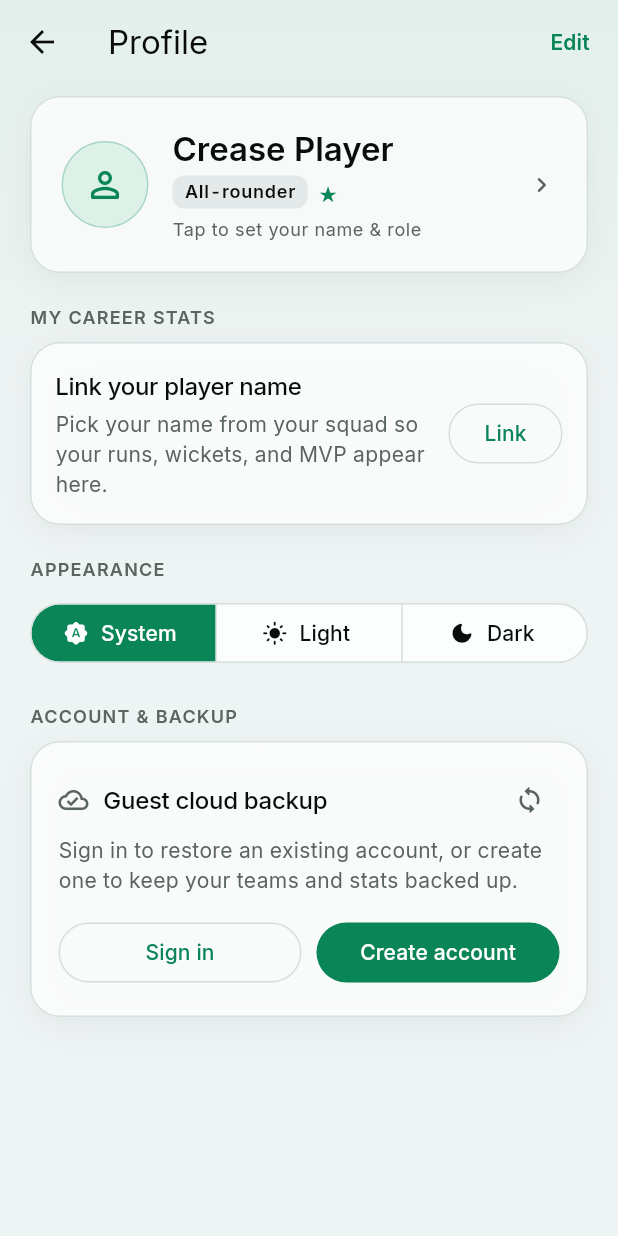
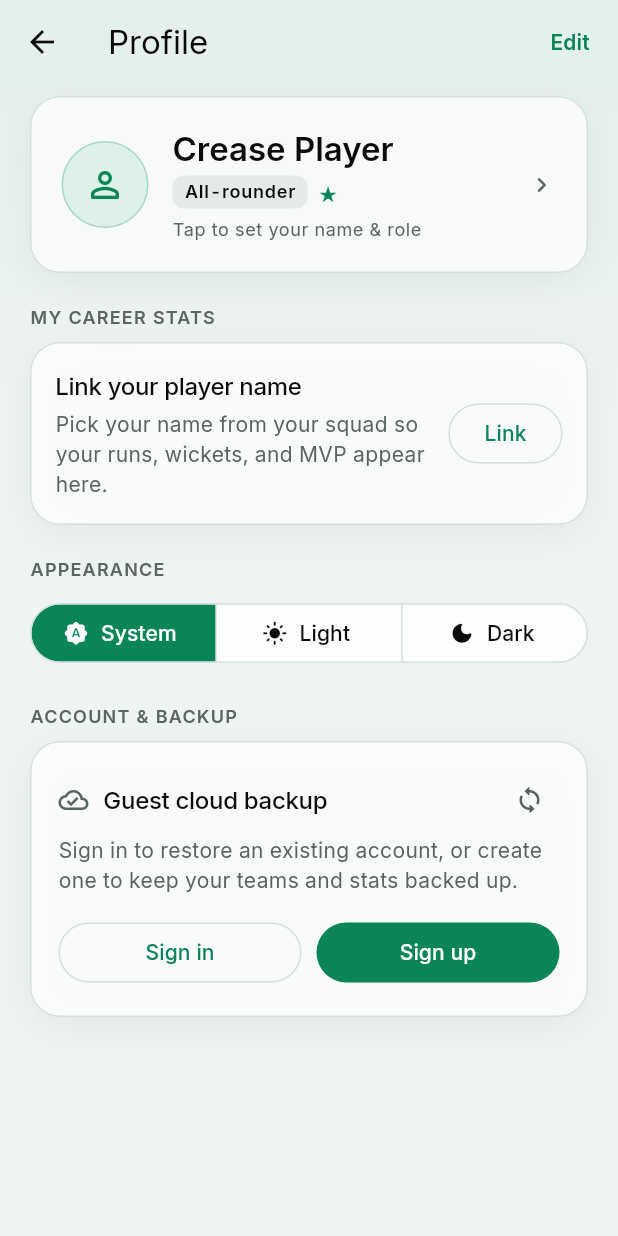
Before and after one commit to AbdurRehmanBhatti/crease, a Flutter app: the ProfileScreen screen opened directly, on a phone screen of 412 x 824 dp. Run offline on Flutter 3.47's test engine with Material 3 defaults, Android fonts, the phone set to English and light mode, and no system bars; our stand-ins replace app_links, google_fonts, share_plus, sqflite, supabase_flutter; accounts and stored records are empty; network calls fail.

Commit message:
fix: edge-to-edge safe areas for 3-button nav, splash bars, and single-line profile buttons

```diff
--- a/app/lib/features/profile/profile_screen.dart
+++ b/app/lib/features/profile/profile_screen.dart
@@ -1038,9 +1038,18 @@ class _ProfileScreenState extends State<ProfileScreen> {
                               children: [
                                 Expanded(
                                   child: OutlinedButton(
+                                    style: OutlinedButton.styleFrom(
+                                      padding: const EdgeInsets.symmetric(
+                                        horizontal: 10,
+                                      ),
+                                    ),
                                     onPressed: () =>
                                         _openAuthSheet(initialSignIn: true),
-                                    child: const Text('Sign in'),
+                                    child: const Text(
+                                      'Sign in',
+                                      maxLines: 1,
+                                      softWrap: false,
+                                    ),
                                   ),
                                 ),
                                 const SizedBox(width: 10),
@@ -1049,10 +1058,17 @@ class _ProfileScreenState extends State<ProfileScreen> {
                                     style: FilledButton.styleFrom(
                                       backgroundColor: c.pitchGreen,
                                       foregroundColor: Colors.white,
+                                      padding: const EdgeInsets.symmetric(
+                                        horizontal: 10,
+                                      ),
                                     ),
                                     onPressed: () =>
                                         _openAuthSheet(initialSignIn: false),
-                                    child: const Text('Create account'),
+                                    child: const Text(
+                                      'Sign up',
+                                      maxLines: 1,
+                                      softWrap: false,
+                                    ),
                                   ),
                                 ),
                               ],
--- a/app/lib/features/scorecard/scorecard_screen.dart
+++ b/app/lib/features/scorecard/scorecard_screen.dart
@@ -220,7 +220,9 @@ class _ScorecardScreenState extends State<ScorecardScreen> {
             ],
           ),
         ),
-        body: TabBarView(
+        body: SafeArea(
+          top: false,
+          child: TabBarView(
           children: [
             _OverviewTab(state: state, innings: shownInnings),
             _ScorecardTab(
@@ -251,6 +253,7 @@ class _ScorecardScreenState extends State<ScorecardScreen> {
               onSelectInnings: (v) => setState(() => _selectedInnings = v),
             ),
           ],
+        ),
         ),
       ),
     );
--- a/app/lib/features/scoring/scoring_screen.dart
+++ b/app/lib/features/scoring/scoring_screen.dart
@@ -2392,14 +2392,13 @@ class _GlassScoringSheet extends StatelessWidget {
   @override
   Widget build(BuildContext context) {
     final c = context.crease;
-    final bottomInset = MediaQuery.of(context).padding.bottom;
 
     return GlassSurface(
       borderRadius: const BorderRadius.vertical(top: Radius.circular(28)),
       fillColor: c.surfaceSheet,
       borderColor: c.hairline,
       blurSigma: 14,
-      padding: EdgeInsets.fromLTRB(18, 12, 18, 14 + bottomInset),
+      padding: const EdgeInsets.fromLTRB(18, 12, 18, 14),
       child: Column(
         mainAxisSize: MainAxisSize.min,
         children: [
--- a/app/lib/features/teams/teams_tab_view.dart
+++ b/app/lib/features/teams/teams_tab_view.dart
@@ -912,7 +912,12 @@ class _TeamDetailScreenState extends State<TeamDetailScreen> {
         ],
       ),
       body: ListView(
-        padding: const EdgeInsets.fromLTRB(16, 10, 16, 32),
+        padding: EdgeInsets.fromLTRB(
+          16,
+          10,
+          16,
+          32 + MediaQuery.paddingOf(context).bottom,
+        ),
         children: [
           // Squad card (editable only for My Team; read-only for opposition teams)
           Row(
--- a/app/lib/widgets/glass_surface.dart
+++ b/app/lib/widgets/glass_surface.dart
@@ -36,6 +36,23 @@ class GlassSurface extends StatelessWidget {
         ? Colors.black.withValues(alpha: 0.35)
         : const Color(0xFF0A0C0C).withValues(alpha: 0.06);
 
+    final isBottomSheet =
+        borderRadius.bottomLeft == Radius.zero &&
+        borderRadius.bottomRight == Radius.zero;
+    final keyboardOpen = MediaQuery.viewInsetsOf(context).bottom > 0;
+    final bottomSafe = (isBottomSheet && !keyboardOpen)
+        ? MediaQuery.viewPaddingOf(context).bottom
+        : 0.0;
+    final resolvedPadding = padding?.resolve(Directionality.of(context));
+    final effectivePadding = bottomSafe > 0
+        ? EdgeInsets.fromLTRB(
+            resolvedPadding?.left ?? 0,
+            resolvedPadding?.top ?? 0,
+            resolvedPadding?.right ?? 0,
+            (resolvedPadding?.bottom ?? 0) + bottomSafe,
+          )
+        : padding;
+
     return Container(
       decoration: BoxDecoration(
         borderRadius: borderRadius,
@@ -55,7 +72,7 @@ class GlassSurface extends StatelessWidget {
         child: BackdropFilter(
           filter: ImageFilter.blur(sigmaX: blurSigma, sigmaY: blurSigma),
           child: Container(
-            padding: padding,
+            padding: effectivePadding,
             decoration: BoxDecoration(
               color: fillColor ?? c.surfaceGlass,
               borderRadius: borderRadius,
```
Also changed, not shown: 8 other files.
